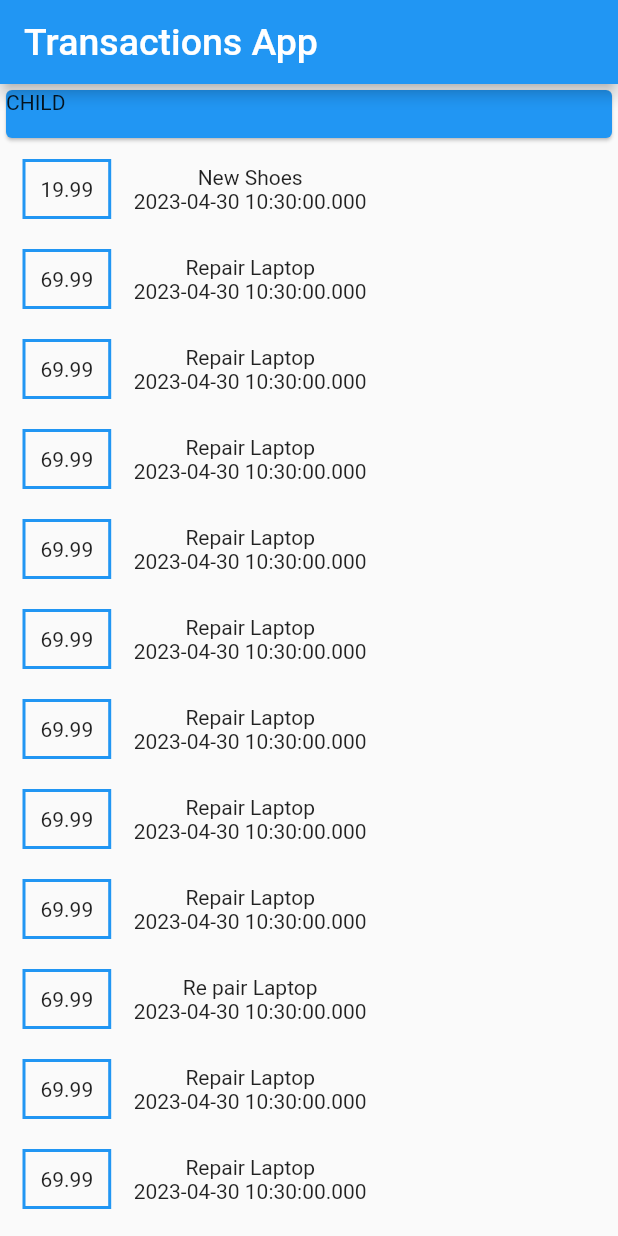
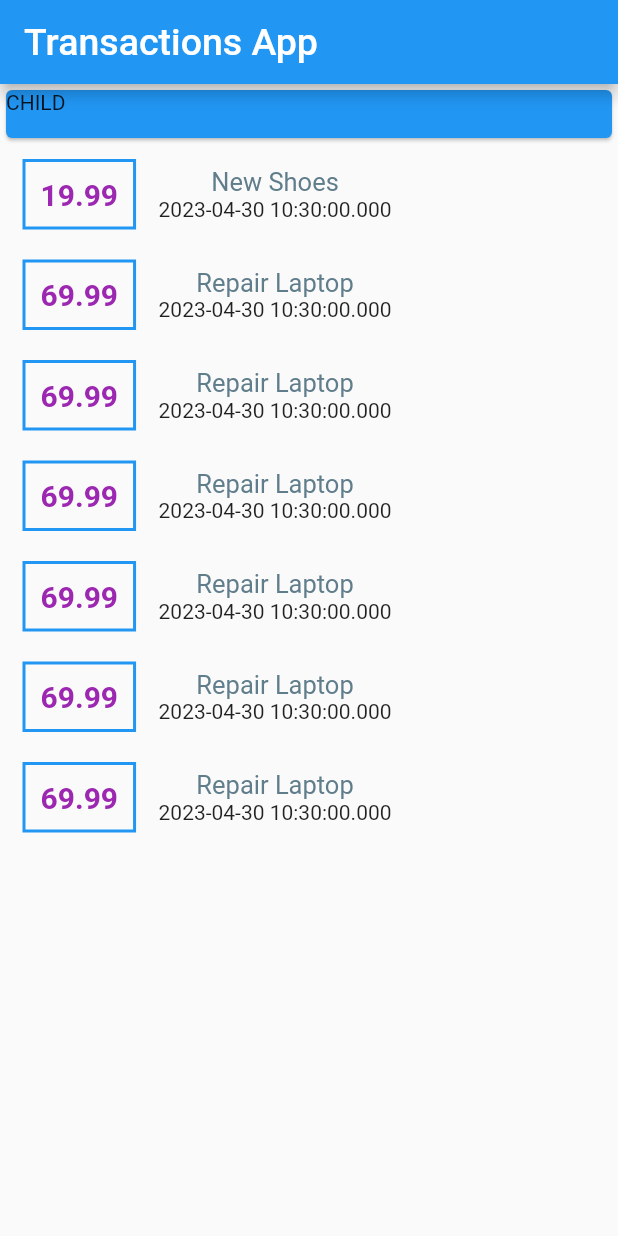
Before and after one commit to FurqatMashrabjonov/flutter-learnin-v2, a Flutter app: the screen it shows after launch, on a phone screen of 412 x 824 dp. Run offline on Flutter 3.47's test engine with Material 2 defaults, Android fonts, the phone set to English and light mode, and no system bars.

Commit message:
TextStyle

```diff
--- a/lib/main.dart
+++ b/lib/main.dart
@@ -39,22 +39,7 @@ class _MyHomePageState extends State<MyHomePage> {
     Transaction('23', 'Repair Laptop', 69.99, DateTime.now()),
     Transaction('23', 'Repair Laptop', 69.99, DateTime.now()),
     Transaction('23', 'Repair Laptop', 69.99, DateTime.now()),
-    Transaction('23', 'Repair Laptop', 69.99, DateTime.now()),
-    Transaction('23', 'Repair Laptop', 69.99, DateTime.now()),
-    Transaction('23', 'Re pair Laptop', 69.99, DateTime.now()),
-    Transaction('23', 'Repair Laptop', 69.99, DateTime.now()),
-    Transaction('23', 'Repair Laptop', 69.99, DateTime.now()),
-    Transaction('23', 'Repair Laptop', 69.99, DateTime.now()),
-    Transaction('23', 'Repair Laptop', 69.99, DateTime.now()),
-    Transaction('23', 'Repair Laptop', 69.99, DateTime.now()),
-    Transaction('23', 'Repair Laptop', 69.99, DateTime.now()),
-    Transaction('23', 'Repair Laptop', 69.99, DateTime.now()),
-    Transaction('23', 'Repair Laptop', 69.99, DateTime.now()),
-    Transaction('23', 'Repair Laptop', 69.99, DateTime.now()),
-    Transaction('23', 'Repair Laptop', 69.99, DateTime.now()),
-    Transaction('23', 'Repair Laptop', 69.99, DateTime.now()),
-    Transaction('23', 'Repair Laptop', 69.99, DateTime.now()),
-    Transaction('23', 'Repair Laptop', 69.99, DateTime.now()),
+
   ];
 
   @override
@@ -90,11 +75,24 @@ class _MyHomePageState extends State<MyHomePage> {
                       ),
                       decoration: BoxDecoration(border: Border.all(color: Colors.blue, width: 2)),
                       padding: const EdgeInsets.all(10),
-                      child: Text(transactions[index].amount.toString()),
+                      child: Text(
+                        transactions[index].amount.toString(),
+                        style: const TextStyle(
+                          color: Colors.purple,
+                          fontWeight: FontWeight.bold,
+                          fontSize: 20
+                        ),
+                      ),
                     ),
                     Column(
                       children: [
-                        Text(transactions[index].title),
+                        Text(
+                            transactions[index].title,
+                            style: const TextStyle(
+                              color: Colors.blueGrey,
+                              fontSize: 17,
+                            ),
+                        ),
                         Text(transactions[index].date.toString())
                       ],
                     )
```
